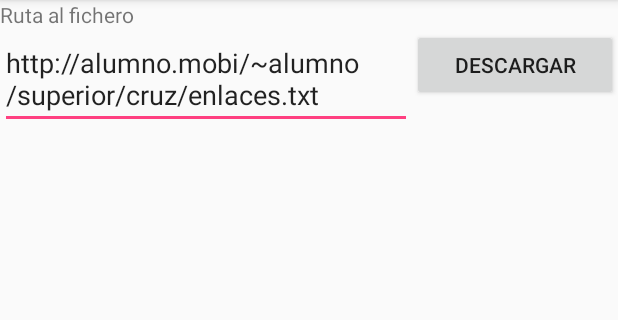
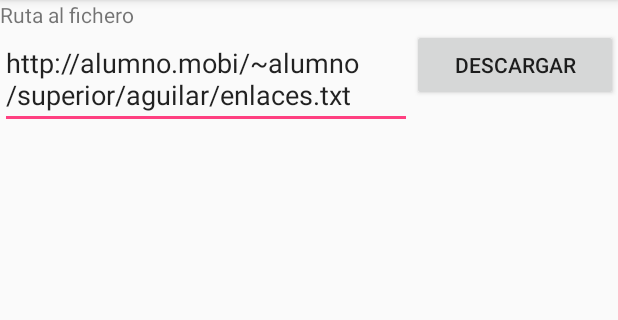
Before and after one commit to alejandroagca/EjerciciosDeFicheros, an Android app: the Ejercicio5Activity screen opened directly, with no data from a screen before it, on a phone screen of 412 x 824 dp, the part 84-404 px from its top. Run offline under Robolectric (Android 15) with nearby library versions, the phone set to English and light mode, and no system bars; our stand-ins replace Picasso; libraries missing offline, so code that uses them is left out: com.jakewharton.picasso, com.loopj.android, cz.msebera.android; pictures from the network do not load.

```diff
--- a/app/src/main/java/com/example/usuario/ejerciciosdered/Ejercicio6Activity.java
+++ b/app/src/main/java/com/example/usuario/ejerciciosdered/Ejercicio6Activity.java
@@ -44,7 +44,7 @@ public class Ejercicio6Activity extends AppCompatActivity implements View.OnClic
         convertir = (Button) findViewById(R.id.buttonConvertir);
         convertir.setOnClickListener(this);
         txvResultadoDeCambio = findViewById(R.id.txvResultadoDeCambio);
-        descargaFichero("http://alumno.mobi/~alumno/superior/benitez/cambio.txt");
+        descargaFichero("http://alumno.mobi/~alumno/superior/aguilar/cambio.txt");
     }
 
     public double Convertir(double cantidad)
--- a/app/src/main/res/layout/activity_ejercicio5.xml
+++ b/app/src/main/res/layout/activity_ejercicio5.xml
@@ -24,7 +24,7 @@
             android:layout_width="match_parent"
             android:layout_height="wrap_content"
             android:layout_weight="1"
-            android:text="http://alumno.mobi/~alumno/superior/cruz/enlaces.txt" />
+            android:text="http://alumno.mobi/~alumno/superior/aguilar/enlaces.txt"/>
 
         <Button
             android:id="@+id/btnDescargarImagenes"
```
